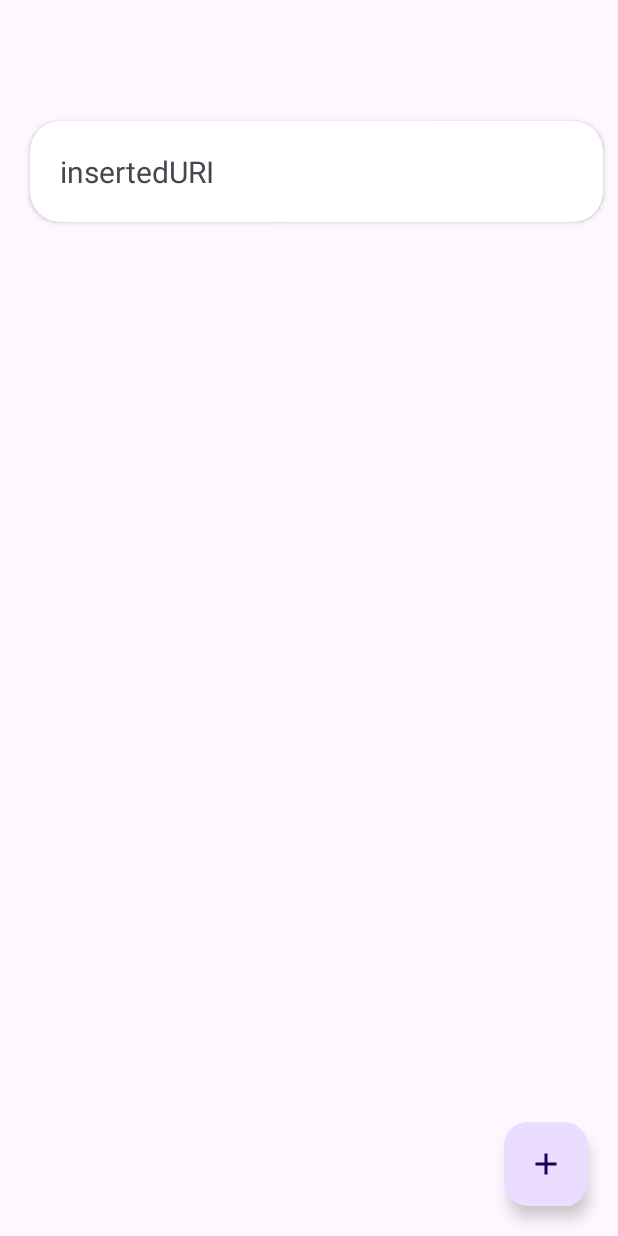
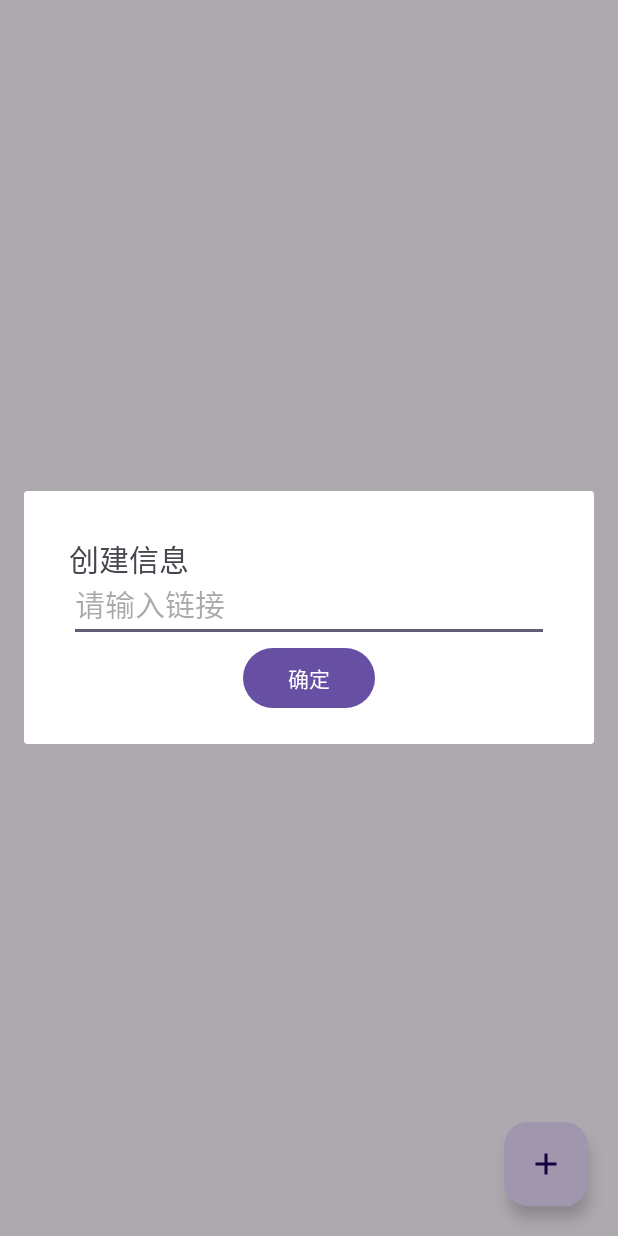
Before and after one commit to vegepuppy/Garnet, an Android app: the InfoItemDisplayActivity screen opened directly, with no data from a screen before it, after a tap on an icon or button, on a phone screen of 412 x 824 dp. Run offline under Robolectric (Android 15) with nearby library versions, the light colour scheme and no system bars; 3 statements that could not run were skipped.

Commit message:
添加了AddInfoDialogFragment，现在可以在InfoItemDisplayActivity中添加链接了。

```diff
--- a/app/src/main/java/com/example/garnet/AddInfoDialogFragment.java
+++ b/app/src/main/java/com/example/garnet/AddInfoDialogFragment.java
@@ -1,4 +1,83 @@
 package com.example.garnet;
 
-public class AddInfoDialogFragment {
+import android.os.Bundle;
+import android.view.Gravity;
+import android.view.LayoutInflater;
+import android.view.View;
+import android.view.ViewGroup;
+import android.view.Window;
+import android.view.WindowManager;
+import android.widget.Button;
+import android.widget.EditText;
+import android.widget.Toast;
+
+import androidx.annotation.NonNull;
+import androidx.annotation.Nullable;
+import androidx.fragment.app.DialogFragment;
+
+import java.util.Objects;
+
+public class AddInfoDialogFragment extends DialogFragment {
+    private EditText et;
+    private StateListener stateListener;
+
+
+    @Override
+    public void onCreate(@Nullable Bundle savedInstanceState) {
+        super.onCreate(savedInstanceState);
+        // 可能要改，这里可以设置样式
+
+    }
+
+    @Override
+    public void onStart() {
+        // 修改样式
+        Window window = Objects.requireNonNull(getDialog()).getWindow();
+        assert window != null;
+        WindowManager.LayoutParams lp = window.getAttributes();
+        lp.gravity = Gravity.CENTER_VERTICAL;
+        lp.width = WindowManager.LayoutParams.MATCH_PARENT;
+        lp.height = WindowManager.LayoutParams.WRAP_CONTENT;
+        window.setAttributes(lp);
+
+        super.onStart();
+
+    }
+
+    @Nullable
+    @Override
+    public View onCreateView(@NonNull LayoutInflater inflater,
+                             @Nullable ViewGroup container, @Nullable Bundle savedInstanceState) {
+        View v = getLayoutInflater().inflate(R.layout.dialog_fragment_add_info,
+                container,false);
+
+        et = v.findViewById(R.id.add_info_dialog_edit);
+
+        Button confirmButton = v.findViewById(R.id.add_info_confirm_button);
+        confirmButton.setOnClickListener(new ConfirmedListener());
+
+        return v;
+    }
+
+    public void setStateListener(StateListener stateListener){
+        this.stateListener = stateListener;
+    }
+
+    private class ConfirmedListener implements View.OnClickListener{
+        @Override
+        public void onClick(View v) {
+            String uri = et.getText().toString();
+            if(uri.trim().isEmpty()){
+                Toast.makeText(requireActivity(),"事项不能为空!",Toast.LENGTH_SHORT).show();
+                et.getText().clear();
+            }else {
+                stateListener.onConfirmed(uri);
+                dismiss();
+            }
+        }
+    }
+
+    public interface StateListener{
+        void onConfirmed(String uri);
+    }
 }
--- a/app/src/main/java/com/example/garnet/InfoItemDisplayActivity.java
+++ b/app/src/main/java/com/example/garnet/InfoItemDisplayActivity.java
@@ -51,11 +51,22 @@ public class InfoItemDisplayActivity extends AppCompatActivity {
     private class AddInfoItemFabOnClickListener implements View.OnClickListener {
         @Override
         public void onClick(View v) {
-            Toast.makeText(InfoItemDisplayActivity.this, "fab Clicked", Toast.LENGTH_SHORT).show();
-            InfoItem infoItemAdded = DataBaseAction.Insert.insertInfo(new InfoItem("insertedURI",infoGroupName,InfoItem.LACK_ID));
-            mainList.add(infoItemAdded);
-            myAdapter.notifyItemInserted(mainList.size()-1);
+            final AddInfoDialogFragment df = new AddInfoDialogFragment();
+            df.setStateListener(new AddInfoDialogFragment.StateListener() {
+                @Override
+                public void onConfirmed(String uri) {
+                    InfoItem infoItem = new InfoItem(uri,infoGroupName,InfoItem.LACK_ID);
+                    InfoItem itemWithId = DataBaseAction.Insert.insertInfo(infoItem);
+                    updateMainList(itemWithId);
+                }
+            });
+            df.show(InfoItemDisplayActivity.this.getSupportFragmentManager(), "TAG"); //这个tag也是乱取的，小心
         }
+    }
+
+    private void updateMainList(InfoItem infoItem){
+        mainList.add(infoItem);
+        myAdapter.notifyItemInserted(mainList.size()-1); //这里是照搬原来的通知方法，不知道为什么要减一
     }
 
     private class MyAdapter extends RecyclerView.Adapter<MyViewHolder> {
--- /dev/null
+++ b/app/src/main/res/layout/dialog_fragment_add_info.xml
@@ -0,0 +1,36 @@
+<?xml version="1.0" encoding="utf-8"?>
+<RelativeLayout xmlns:android="http://schemas.android.com/apk/res/android"
+    android:layout_width="match_parent"
+    android:layout_height="match_parent"
+    android:padding="20dp">
+
+    <TextView
+        android:layout_width="wrap_content"
+        android:layout_height="wrap_content"
+        android:id="@+id/add_info_dialog_title"
+        android:layout_alignParentStart="true"
+        android:layout_alignParentTop="true"
+        android:layout_margin="10dp"
+        android:text="创建信息"
+        android:textSize="20sp"/>
+
+    <EditText
+        android:layout_width="match_parent"
+        android:layout_height="wrap_content"
+        android:layout_marginHorizontal="10dp"
+        android:layout_marginTop="30dp"
+        android:textSize="20sp"
+        android:id="@+id/add_info_dialog_edit"
+        android:inputType="text"
+        android:hint="请输入链接"
+        />
+
+    <Button
+        android:layout_width="wrap_content"
+        android:layout_height="wrap_content"
+        android:layout_centerHorizontal="true"
+        android:layout_below="@id/add_info_dialog_edit"
+        android:id="@+id/add_info_confirm_button"
+        android:text="确定"/>
+
+</RelativeLayout>
```
